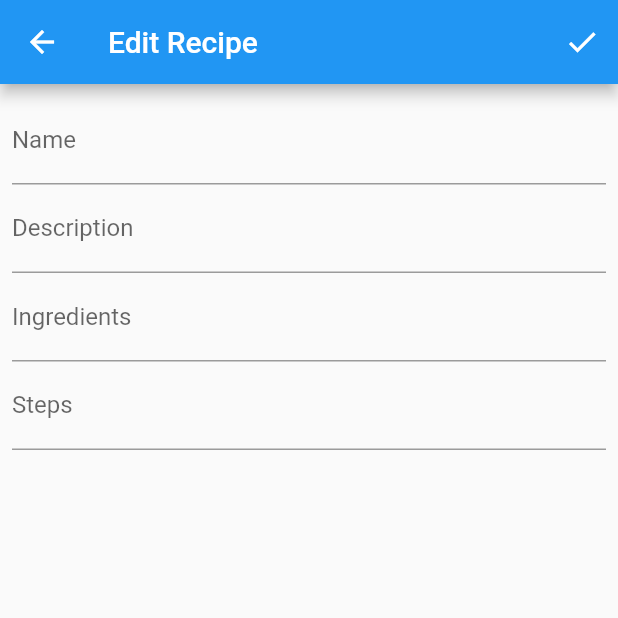
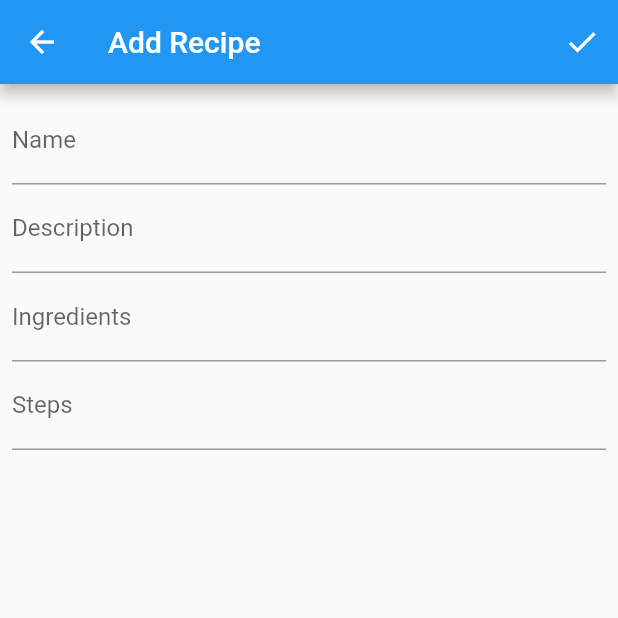
Before and after one commit to lassilaiho/recipe_manager, a Flutter app: the screen it shows after launch, after a tap on the "add" icon, on a phone screen of 412 x 824 dp, the top half of it. Run offline on Flutter 3.47's test engine with Material 2 defaults, Android fonts, the phone set to English and light mode, and no system bars; our stand-ins replace sqflite; accounts and stored records are empty.

Commit message:
Change recipe editor title when adding new recipe

```diff
--- a/lib/recipe_editor.dart
+++ b/lib/recipe_editor.dart
@@ -5,17 +5,20 @@ import 'recipe.dart';
 class RecipeEditor extends StatefulWidget {
   final Recipe initialRecipe;
   final void Function(Recipe recipe) onEditFinished;
+  final String title;
 
-  const RecipeEditor({this.initialRecipe, this.onEditFinished});
+  const RecipeEditor(
+      {this.initialRecipe, this.onEditFinished, this.title = 'Edit Recipe'});
 
   @override
   State<StatefulWidget> createState() =>
-      _RecipeEditorState(initialRecipe, onEditFinished);
+      _RecipeEditorState(initialRecipe, onEditFinished, title);
 }
 
 class _RecipeEditorState extends State<RecipeEditor> {
   final Recipe initialRecipe;
   final void Function(Recipe) onEditFinished;
+  final String title;
 
   var name = '';
   var description = '';
@@ -24,7 +27,7 @@ class _RecipeEditorState extends State<RecipeEditor> {
 
   final _formKey = GlobalKey<FormState>();
 
-  _RecipeEditorState(this.initialRecipe, this.onEditFinished);
+  _RecipeEditorState(this.initialRecipe, this.onEditFinished, this.title);
 
   @override
   void initState() {
@@ -41,7 +44,7 @@ class _RecipeEditorState extends State<RecipeEditor> {
   Widget build(BuildContext context) {
     return Scaffold(
       appBar: AppBar(
-        title: const Text('Edit Recipe'),
+        title: Text(title),
         actions: [
           IconButton(
             icon: const Icon(Icons.done),
--- a/lib/recipe_view.dart
+++ b/lib/recipe_view.dart
@@ -99,6 +99,7 @@ class _RecipeViewState extends State<RecipeView> {
               builder: (context) => RecipeEditor(
                     initialRecipe: null,
                     onEditFinished: addRecipe,
+                    title: 'Add Recipe',
                   ),
             ),
           );
```
